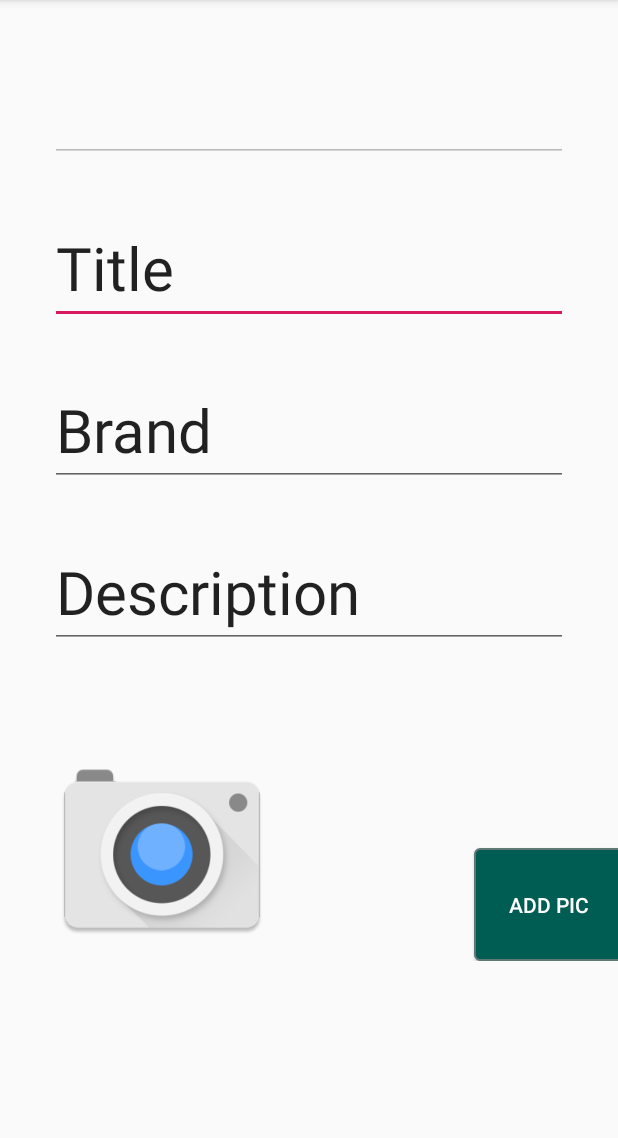
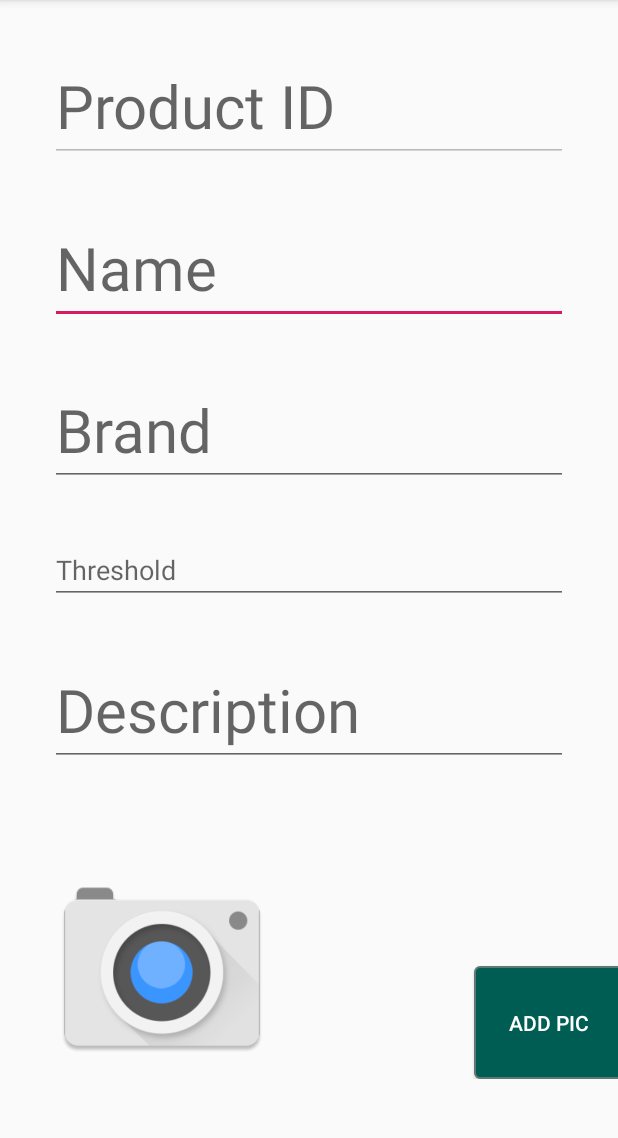
Before and after one commit to fu-ilab-swp19/SmartRefridgerator, an Android app: the DefineProduct screen opened directly, with no data from a screen before it, on a phone screen of 412 x 824 dp, the part 84-1222 px from its top. Run offline under Robolectric (Android 15) with nearby library versions, the phone set to English and light mode, and no system bars; our stand-ins replace Volley; network calls fail; 1 statement that could not run was skipped.

Commit message:
integrate define Product Service

```diff
--- a/SR-Client/app/src/main/res/layout/activity_define_product.xml
+++ b/SR-Client/app/src/main/res/layout/activity_define_product.xml
@@ -14,12 +14,12 @@
 
 
         <EditText
-            android:id="@+id/editTextProductID"
+            android:id="@+id/editTextDefineProductID"
             android:layout_width="match_parent"
             android:layout_height="wrap_content"
             android:ems="10"
             android:inputType="textPersonName"
-            android:text="Product ID"
+            android:hint="Product ID"
             android:textSize="60px"
             android:layout_marginTop="50px"
             android:enabled="false"
@@ -28,33 +28,45 @@
 
 
         <EditText
-            android:id="@+id/editTextProductTitle"
+            android:id="@+id/editTextDefineProductName"
             android:layout_width="match_parent"
             android:layout_height="wrap_content"
             android:ems="10"
             android:inputType="textPersonName"
-            android:text="Title"
+            android:hint="Name"
             android:textSize="60px"
             android:layout_marginTop="50px"
-            android:editable="false"
+            android:layout_marginLeft="50px"
+            android:layout_marginRight="50px"/>
+
+
+        <EditText
+            android:id="@+id/editTextDefineProductBrand"
+            android:layout_width="match_parent"
+            android:layout_height="wrap_content"
+            android:ems="10"
+            android:inputType="textPersonName"
+            android:hint="Brand"
+            android:textSize="60px"
+            android:layout_marginTop="50px"
             android:layout_marginLeft="50px"
             android:layout_marginRight="50px"/>
 
         <EditText
-            android:id="@+id/editTextProductBrand"
+            android:id="@+id/editTextDefineProductThreshold"
             android:layout_width="match_parent"
             android:layout_height="wrap_content"
             android:ems="10"
-            android:inputType="textPersonName"
-            android:text="Brand"
-            android:textSize="60px"
+            android:inputType="number"
+            android:hint="Threshold"
             android:layout_marginTop="50px"
-            android:editable="false"
             android:layout_marginLeft="50px"
-            android:layout_marginRight="50px"/>
+            android:layout_marginRight="50px"
+            />
+
 
         <EditText
-            android:id="@+id/editTextProductDescription"
+            android:id="@+id/editTextDefineProductDescription"
             android:layout_width="match_parent"
             android:layout_height="wrap_content"
             android:layout_marginTop="50px"
@@ -63,7 +75,7 @@
             android:ems="10"
             android:gravity="start|top"
             android:inputType="textMultiLine"
-            android:text="Description"
+            android:hint="Description"
             android:textSize="60px"/>
 
         <LinearLayout
@@ -103,6 +115,7 @@
             android:background="@drawable/mybutton"
             android:textColor="#ffffff"
             android:layout_gravity="center_horizontal"
+            android:onClick="defineProduct"
             android:text="Add" />
 
 
```
Also changed, not shown: SR-Client/app/src/main/java/com/fub/smart/DefineProduct.java (+57 -2 lines), 3 other files.
